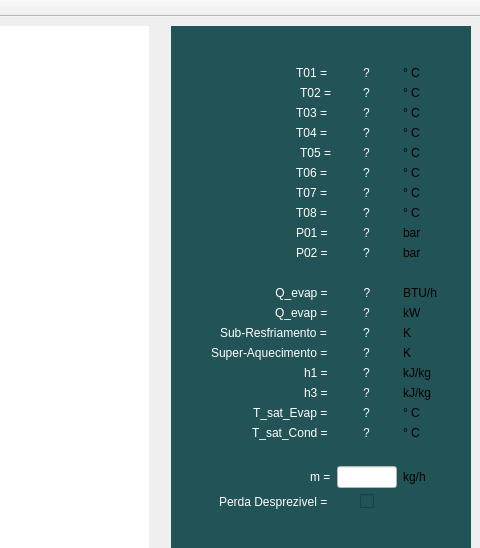
This is termoAIRES.ui in SIA2602/termoAIRES as Qt 5 draws it before an edit; both pictures show x 600 to 1080 and y 0 to 548 of the 1080 by 720 pixel window. The edited form follows.
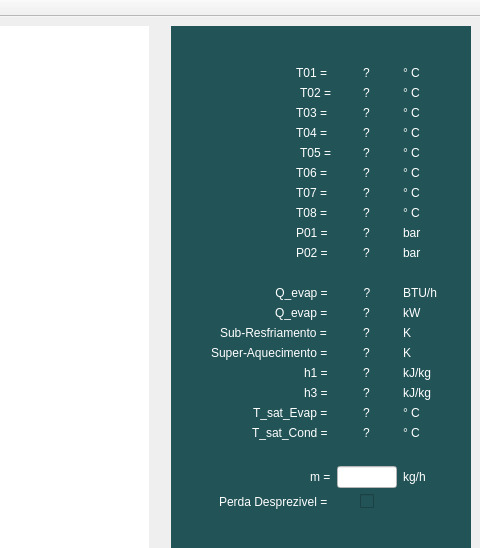
This is the edited form.

```diff
--- a/termoAIRES.ui
+++ b/termoAIRES.ui
@@ -123,6 +123,9 @@
           </item>
           <item row="16" column="2">
            <widget class="QLabel" name="label_6">
+            <property name="styleSheet">
+             <string notr="true">color: rgb(255, 255, 255);</string>
+            </property>
             <property name="text">
              <string>kJ/kg</string>
             </property>
@@ -130,6 +133,9 @@
           </item>
           <item row="14" column="2">
            <widget class="QLabel" name="label_4">
+            <property name="styleSheet">
+             <string notr="true">color: rgb(255, 255, 255);</string>
+            </property>
             <property name="text">
              <string>K</string>
             </property>
@@ -236,6 +242,9 @@
           </item>
           <item row="18" column="2">
            <widget class="QLabel" name="label_22">
+            <property name="styleSheet">
+             <string notr="true">color: rgb(255, 255, 255);</string>
+            </property>
             <property name="text">
              <string>° C</string>
             </property>
@@ -309,6 +318,9 @@
           </item>
           <item row="22" column="2">
            <widget class="QLabel" name="label_24">
+            <property name="styleSheet">
+             <string notr="true">color: rgb(255, 255, 255);</string>
+            </property>
             <property name="text">
              <string>kg/h</string>
             </property>
@@ -425,6 +437,9 @@
           </item>
           <item row="17" column="2">
            <widget class="QLabel" name="label_21">
+            <property name="styleSheet">
+             <string notr="true">color: rgb(255, 255, 255);</string>
+            </property>
             <property name="text">
              <string>kJ/kg</string>
             </property>
@@ -448,6 +463,9 @@
           </item>
           <item row="15" column="2">
            <widget class="QLabel" name="label_5">
+            <property name="styleSheet">
+             <string notr="true">color: rgb(255, 255, 255);</string>
+            </property>
             <property name="text">
              <string>K</string>
             </property>
@@ -475,6 +493,9 @@
           </item>
           <item row="19" column="2">
            <widget class="QLabel" name="label_23">
+            <property name="styleSheet">
+             <string notr="true">color: rgb(255, 255, 255);</string>
+            </property>
             <property name="text">
              <string>° C</string>
             </property>
@@ -585,6 +606,9 @@
           </item>
           <item row="13" column="2">
            <widget class="QLabel" name="label_3">
+            <property name="styleSheet">
+             <string notr="true">color: rgb(255, 255, 255);</string>
+            </property>
             <property name="text">
              <string>kW</string>
             </property>
@@ -644,6 +668,9 @@
           </item>
           <item row="1" column="2">
            <widget class="QLabel" name="label_45">
+            <property name="styleSheet">
+             <string notr="true">color: rgb(255, 255, 255);</string>
+            </property>
             <property name="text">
              <string>° C</string>
             </property>
@@ -651,6 +678,9 @@
           </item>
           <item row="2" column="2">
            <widget class="QLabel" name="label_46">
+            <property name="styleSheet">
+             <string notr="true">color: rgb(255, 255, 255);</string>
+            </property>
             <property name="text">
              <string>° C</string>
             </property>
@@ -658,6 +688,9 @@
           </item>
           <item row="3" column="2">
            <widget class="QLabel" name="label_47">
+            <property name="styleSheet">
+             <string notr="true">color: rgb(255, 255, 255);</string>
+            </property>
             <property name="text">
              <string>° C</string>
             </property>
@@ -665,6 +698,9 @@
           </item>
           <item row="6" column="2">
            <widget class="QLabel" name="label_50">
+            <property name="styleSheet">
+             <string notr="true">color: rgb(255, 255, 255);</string>
+            </property>
             <property name="text">
              <string>° C</string>
             </property>
@@ -672,6 +708,9 @@
           </item>
           <item row="4" column="2">
            <widget class="QLabel" name="label_48">
+            <property name="styleSheet">
+             <string notr="true">color: rgb(255, 255, 255);</string>
+            </property>
             <property name="text">
              <string>° C</string>
             </property>
@@ -679,6 +718,9 @@
           </item>
           <item row="5" column="2">
            <widget class="QLabel" name="label_49">
+            <property name="styleSheet">
+             <string notr="true">color: rgb(255, 255, 255);</string>
+            </property>
             <property name="text">
              <string>° C</string>
             </property>
@@ -686,6 +728,9 @@
           </item>
           <item row="8" column="2">
            <widget class="QLabel" name="label_52">
+            <property name="styleSheet">
+             <string notr="true">color: rgb(255, 255, 255);</string>
+            </property>
             <property name="text">
              <string>° C</string>
             </property>
@@ -693,6 +738,9 @@
           </item>
           <item row="9" column="2">
            <widget class="QLabel" name="label_53">
+            <property name="styleSheet">
+             <string notr="true">color: rgb(255, 255, 255);</string>
+            </property>
             <property name="text">
              <string>bar</string>
             </property>
@@ -700,6 +748,9 @@
           </item>
           <item row="7" column="2">
            <widget class="QLabel" name="label_51">
+            <property name="styleSheet">
+             <string notr="true">color: rgb(255, 255, 255);</string>
+            </property>
             <property name="text">
              <string>° C</string>
             </property>
@@ -707,6 +758,9 @@
           </item>
           <item row="10" column="2">
            <widget class="QLabel" name="label_54">
+            <property name="styleSheet">
+             <string notr="true">color: rgb(255, 255, 255);</string>
+            </property>
             <property name="text">
              <string>bar</string>
             </property>
@@ -740,6 +794,9 @@
           </item>
           <item row="12" column="2">
            <widget class="QLabel" name="label_10">
+            <property name="styleSheet">
+             <string notr="true">color: rgb(255, 255, 255);</string>
+            </property>
             <property name="text">
              <string>BTU/h</string>
             </property>
```
